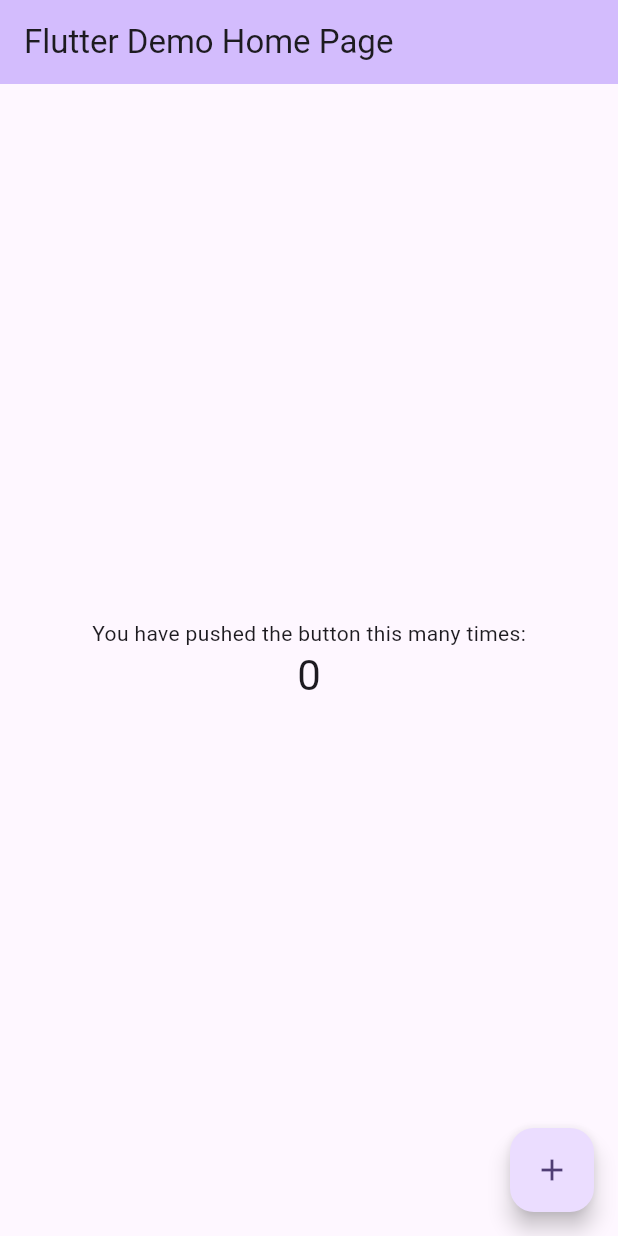
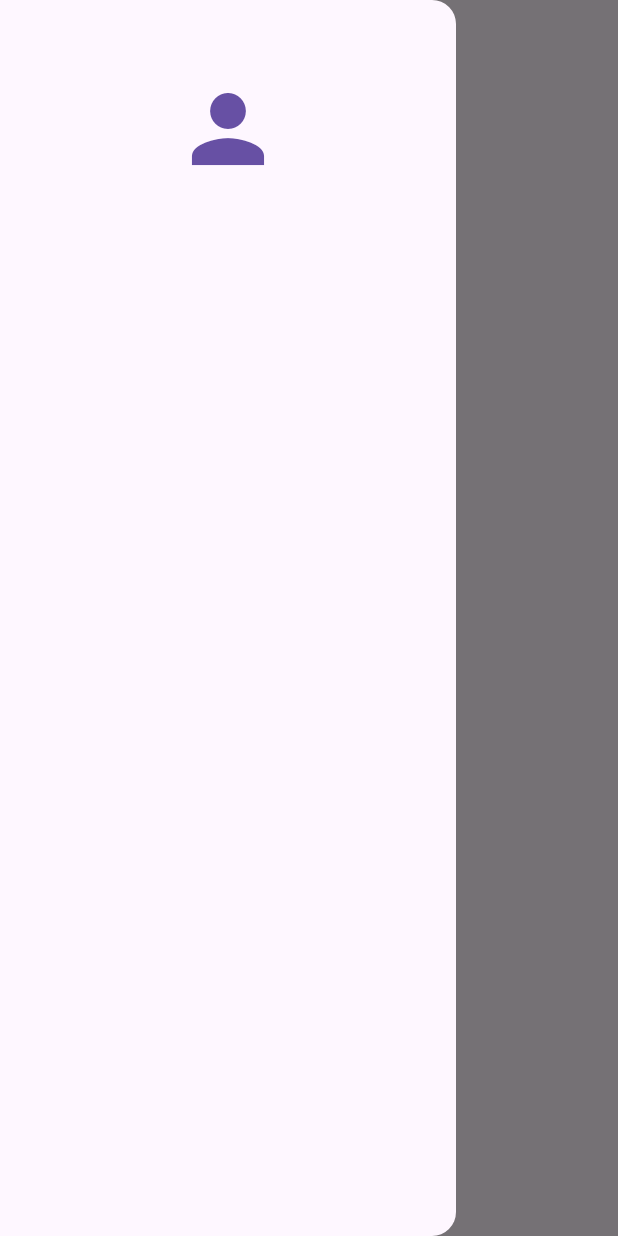
Before and after one commit to sthe-rms/papa-capim, a Flutter app: the screen it shows after launch, with the side drawer open (before the commit the screen has no drawer), on a phone screen of 412 x 824 dp. Run offline on Flutter 3.47's test engine with Material 3 defaults, Android fonts, the phone set to English and light mode, and no system bars.

Commit message:
Creating the Drawer and the HomePage and Components folders

```diff
--- /dev/null
+++ b/lib/components/my_drawer.dart
@@ -0,0 +1,26 @@
+import 'package:flutter/material.dart';
+
+class MyDrawer extends StatelessWidget {
+  const MyDrawer({super.key});
+
+  @override
+  Widget build(BuildContext context) {
+    return Drawer(
+      backgroundColor:Theme.of(context).colorScheme.surface,
+      child: SafeArea(
+        child: Column(
+           children: [
+            Padding(
+              padding: const EdgeInsets.symmetric(vertical: 50.0),
+              child: Icon(
+                Icons.person,
+                size: 72,
+                color: Theme.of(context).colorScheme.primary,
+                )
+              )
+          ],
+        ),
+      )
+    );
+  }
+}
--- a/lib/main.dart
+++ b/lib/main.dart
@@ -1,5 +1,6 @@
 import 'package:flutter/material.dart';
-
+import  'package:ok/themes/theme.dart';
+import 'package:ok/pages/home_page.dart';
 void main() {
   runApp(const MyApp());
 }
@@ -7,112 +8,12 @@ void main() {
 class MyApp extends StatelessWidget {
   const MyApp({super.key});
 
-  // This widget is the root of your application.
   @override
   Widget build(BuildContext context) {
     return MaterialApp(
-      title: 'Flutter Demo',
-      theme: ThemeData(
-        // This is the theme of your application.
-        //
-        // TRY THIS: Try running your application with "flutter run". You'll see
-        // the application has a purple toolbar. Then, without quitting the app,
-        // try changing the seedColor in the colorScheme below to Colors.green
-        // and then invoke "hot reload" (save your changes or press the "hot
-        // reload" button in a Flutter-supported IDE, or press "r" if you used
-        // the command line to start the app).
-        //
-        // Notice that the counter didn't reset back to zero; the application
-        // state is not lost during the reload. To reset the state, use hot
-        // restart instead.
-        //
-        // This works for code too, not just values: Most code changes can be
-        // tested with just a hot reload.
-        colorScheme: ColorScheme.fromSeed(seedColor: Colors.deepPurple),
-      ),
-      home: const MyHomePage(title: 'Flutter Demo Home Page'),
+      debugShowCheckedModeBanner: false,
+      home: HomePage(),
+      theme: ThemeData.light(),
     );
   }
 }
-
-class MyHomePage extends StatefulWidget {
-  const MyHomePage({super.key, required this.title});
-
-  // This widget is the home page of your application. It is stateful, meaning
-  // that it has a State object (defined below) that contains fields that affect
-  // how it looks.
-
-  // This class is the configuration for the state. It holds the values (in this
-  // case the title) provided by the parent (in this case the App widget) and
-  // used by the build method of the State. Fields in a Widget subclass are
-  // always marked "final".
-
-  final String title;
-
-  @override
-  State<MyHomePage> createState() => _MyHomePageState();
-}
-
-class _MyHomePageState extends State<MyHomePage> {
-  int _counter = 0;
-
-  void _incrementCounter() {
-    setState(() {
-
-      _counter++;
-    });
-  }
-
-  @override
-  Widget build(BuildContext context) {
-    // This method is rerun every time setState is called, for instance as done
-    // by the _incrementCounter method above.
-    //
-    // The Flutter framework has been optimized to make rerunning build methods
-    // fast, so that you can just rebuild anything that needs updating rather
-    // than having to individually change instances of widgets.
-    return Scaffold(
-      appBar: AppBar(
-        // TRY THIS: Try changing the color here to a specific color (to
-        // Colors.amber, perhaps?) and trigger a hot reload to see the AppBar
-        // change color while the other colors stay the same.
-        backgroundColor: Theme.of(context).colorScheme.inversePrimary,
-        // Here we take the value from the MyHomePage object that was created by
-        // the App.build method, and use it to set our appbar title.
-        title: Text(widget.title),
-      ),
-      body: Center(
-        // Center is a layout widget. It takes a single child and positions it
-        // in the middle of the parent.
-        child: Column(
-          // Column is also a layout widget. It takes a list of children and
-          // arranges them vertically. By default, it sizes itself to fit its
-          // children horizontally, and tries to be as tall as its parent.
-          //
-          // Column has various properties to control how it sizes itself and
-          // how it positions its children. Here we use mainAxisAlignment to
-          // center the children vertically; the main axis here is the vertical
-          // axis because Columns are vertical (the cross axis would be
-          // horizontal).
-          //
-          // TRY THIS: Invoke "debug painting" (choose the "Toggle Debug Paint"
-          // action in the IDE, or press "p" in the console), to see the
-          // wireframe for each widget.
-          mainAxisAlignment: MainAxisAlignment.center,
-          children: <Widget>[
-            const Text('You have pushed the button this many times:'),
-            Text(
-              '$_counter',
-              style: Theme.of(context).textTheme.headlineMedium,
-            ),
-          ],
-        ),
-      ),
-      floatingActionButton: FloatingActionButton(
-        onPressed: _incrementCounter,
-        tooltip: 'Increment',
-        child: const Icon(Icons.add),
-      ), // This trailing comma makes auto-formatting nicer for build methods.
-    );
-  }
-}
--- /dev/null
+++ b/lib/pages/home_page.dart
@@ -0,0 +1,22 @@
+import 'package:flutter/material.dart';
+import 'package:ok/components/my_drawer.dart';
+
+class HomePage extends StatefulWidget{
+  const HomePage({super.key});
+
+  @override
+  State<HomePage> createState() {
+    return _HomePageState();
+  }
+}
+
+class _HomePageState extends State<HomePage>{
+  @override
+  Widget build(BuildContext context){
+    return Scaffold(
+      backgroundColor: Theme.of(context).colorScheme.surface,
+      drawer: MyDrawer(),
+      appBar: AppBar(),
+    );
+  }
+}
--- a/lib/themes/theme.dart
+++ b/lib/themes/theme.dart
@@ -2,7 +2,7 @@ import 'package:flutter/material.dart';
 
 ThemeData themeData() {
   final colorScheme = ColorScheme.light(
-    surface: Colors.grey.shade300,
+    surface: const Color(0xFFafc082),
     primary: Colors.grey.shade500,
     secondary: Colors.grey.shade200,
     tertiary: Colors.white,
```
